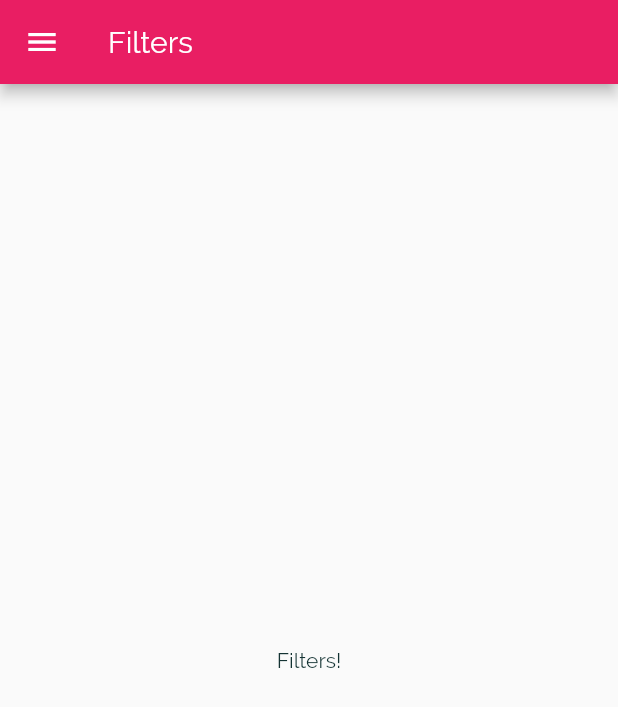
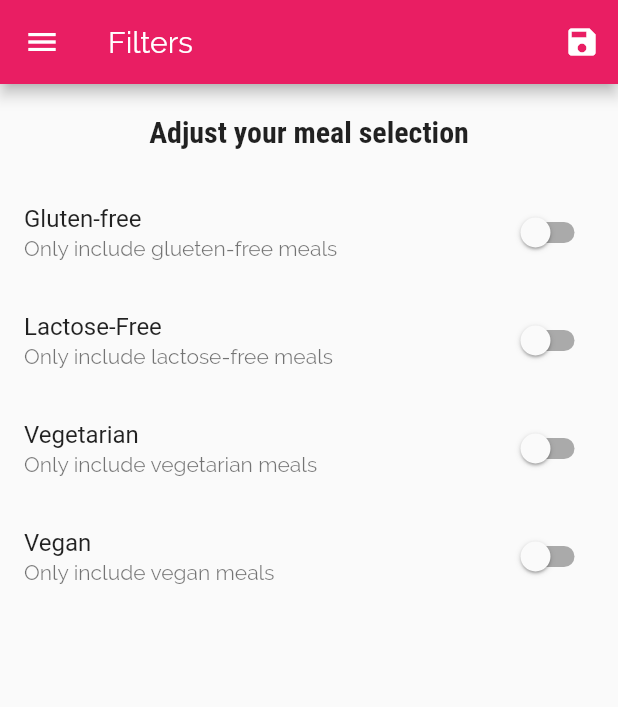
Before and after one commit to shunjid/quickmeal, a Flutter app: the FilterScreen screen opened by its route, on a phone screen of 412 x 824 dp. Shown: the top 707 px of the screen. Run offline on Flutter 3.47's test engine with Material 2 defaults, Android fonts, the phone set to English and light mode, and no system bars.

Commit message:
added user preferences for content

```diff
--- a/lib/main.dart
+++ b/lib/main.dart
@@ -1,5 +1,7 @@
 import 'package:flutter/material.dart';
 import 'package:flutter/painting.dart';
+import 'package:quickmeal/data/meals_data.dart';
+import 'package:quickmeal/models/meal.dart';
 import 'package:quickmeal/screens/catergories.dart';
 import 'package:quickmeal/screens/catergoy_meals_screen.dart';
 import 'package:quickmeal/screens/filters_screen.dart';
@@ -10,7 +12,42 @@ void main() {
   runApp(MyApp());
 }
 
-class MyApp extends StatelessWidget {
+class MyApp extends StatefulWidget {
+  @override
+  _MyAppState createState() => _MyAppState();
+}
+
+class _MyAppState extends State<MyApp> {
+  Map<String, bool> _filters = {
+    'gluten': false,
+    'lactose': false,
+    'vegan': false,
+    'vegetarian': false,
+  };
+
+  List<Meal> _availableMeals = DUMMY_MEALS;
+
+  void _setFilters(Map<String, bool> filterData) {
+    setState(() {
+      _filters = filterData;
+      _availableMeals = DUMMY_MEALS.where((meal) {
+        if (_filters['gluten'] && !meal.isGlutenFree) {
+          return false;
+        }
+        if (_filters['lactose'] && !meal.isGlutenFree) {
+          return false;
+        }
+        if (_filters['vegan'] && !meal.isGlutenFree) {
+          return false;
+        }
+        if (_filters['vegetarian'] && !meal.isGlutenFree) {
+          return false;
+        }
+        return true;
+      }).toList();
+    });
+  }
+
   @override
   Widget build(BuildContext context) {
     return MaterialApp(
@@ -35,10 +72,11 @@ class MyApp extends StatelessWidget {
       ),
       title: 'QuickMeal',
       routes: {
-        '/' : (ctx) => TabScreen(),
-        CategoryMealsScreen.routeName : (ctx) => CategoryMealsScreen() ,
-        MealDetailScreen.routeName : (ctx) => MealDetailScreen(),
-        FilterScreen.routeName : (ctx) => FilterScreen(),
+        '/': (ctx) => TabScreen(),
+        CategoryMealsScreen.routeName: (ctx) =>
+            CategoryMealsScreen(_availableMeals),
+        MealDetailScreen.routeName: (ctx) => MealDetailScreen(),
+        FilterScreen.routeName: (ctx) => FilterScreen(_setFilters, _filters),
       },
     );
   }
--- a/lib/screens/catergoy_meals_screen.dart
+++ b/lib/screens/catergoy_meals_screen.dart
@@ -1,10 +1,12 @@
 import 'package:flutter/material.dart';
-import 'package:quickmeal/data/meals_data.dart';
 import 'package:quickmeal/models/meal.dart';
 import 'package:quickmeal/modules/meal_widget_module.dart';
 
 class CategoryMealsScreen extends StatefulWidget {
   static const routeName = '/categoriesMealsScreen';
+
+  final List<Meal> availableMeals;
+  CategoryMealsScreen(this.availableMeals);
 
   @override
   _CategoryMealsScreenState createState() => _CategoryMealsScreenState();
@@ -29,7 +31,7 @@ class _CategoryMealsScreenState extends State<CategoryMealsScreen> {
 
       final String selectedCategoryId = routeArgs['selectedCategoryId'];
       selectedCategoryTitle = routeArgs['selectedCategoryTitle'];
-      mealsOfSelectedCategory = DUMMY_MEALS.where((eachMeal) {
+      mealsOfSelectedCategory = widget.availableMeals.where((eachMeal) {
         return eachMeal.categories.contains(selectedCategoryId);
       }).toList();
 
--- a/lib/screens/filters_screen.dart
+++ b/lib/screens/filters_screen.dart
@@ -1,18 +1,123 @@
 import 'package:flutter/material.dart';
 import 'package:quickmeal/modules/main_drawer.dart';
 
-class FilterScreen extends StatelessWidget {
+class FilterScreen extends StatefulWidget {
   static const routeName = '/filters';
+  final Map<String, bool> filteredData;
+  final Function saveFilters;
+
+  const FilterScreen(this.saveFilters, this.filteredData);
+
+  @override
+  _FilterScreenState createState() => _FilterScreenState();
+}
+
+class _FilterScreenState extends State<FilterScreen> {
+  bool _glutenFree = false;
+  bool _vegetarian = false;
+  bool _vegan = false;
+  bool _lactoseFree = false;
+
+  @override
+  initState() {
+    _glutenFree = widget.filteredData['gluten'];
+    _vegetarian = widget.filteredData['vegetarian'];
+    _vegan = widget.filteredData['vegan'];
+    _lactoseFree = widget.filteredData['lactose'];
+
+    super.initState();
+  }
+
+  Widget _buildSwitchListTile(
+      {String title, bool switchValue, String subtitle, Function updateValue}) {
+    return SwitchListTile(
+      title: Text(title),
+      value: switchValue,
+      subtitle: Text(subtitle),
+      onChanged: updateValue,
+    );
+  }
 
   @override
   Widget build(BuildContext context) {
     return Scaffold(
       appBar: AppBar(
         title: Text('Filters'),
+        actions: <Widget>[
+          IconButton(
+            icon: Icon(Icons.save),
+            onPressed: () {
+              final selectedFilters = {
+                'gluten': _glutenFree,
+                'lactose': _lactoseFree,
+                'vegan': _vegan,
+                'vegetarian': _vegetarian,
+              };
+              widget.saveFilters(selectedFilters);
+            },
+          )
+        ],
       ),
       drawer: MainDrawer(),
-      body: Center(
-        child: Text('Filters!'),
+      body: Column(
+        children: <Widget>[
+          Container(
+            padding: EdgeInsets.all(20.0),
+            child: Text(
+              'Adjust your meal selection',
+              style: Theme
+                  .of(context)
+                  .textTheme
+                  .title,
+            ),
+          ),
+          Expanded(
+            child: ListView(
+              children: <Widget>[
+                _buildSwitchListTile(
+                  title: 'Gluten-free',
+                  switchValue: _glutenFree,
+                  subtitle: 'Only include glueten-free meals',
+                  updateValue: (newValue) {
+                    setState(() {
+                      _glutenFree = newValue;
+                    });
+                  },
+                ),
+                _buildSwitchListTile(
+                  title: 'Lactose-Free',
+                  switchValue: _lactoseFree,
+                  subtitle: 'Only include lactose-free meals',
+                  updateValue: (newValue) {
+                    setState(() {
+                      _lactoseFree = newValue;
+                    });
+                  },
+                ),
+                _buildSwitchListTile(
+                  title: 'Vegetarian',
+                  switchValue: _vegetarian,
+                  subtitle: 'Only include vegetarian meals',
+                  updateValue: (newValue) {
+                    setState(() {
+                      _vegetarian = newValue;
+                    });
+                  },
+                ),
+                _buildSwitchListTile(
+                  title: 'Vegan',
+                  switchValue: _vegan,
+                  subtitle: 'Only include vegan meals',
+                  updateValue: (newValue) {
+                    setState(() {
+                      _vegan = newValue;
+                    });
+                  },
+                ),
+              ],
+            ),
+          ),
+        ],
       ),
     );
   }
```
Lines whose indentation alone changed are shown as unchanged.
